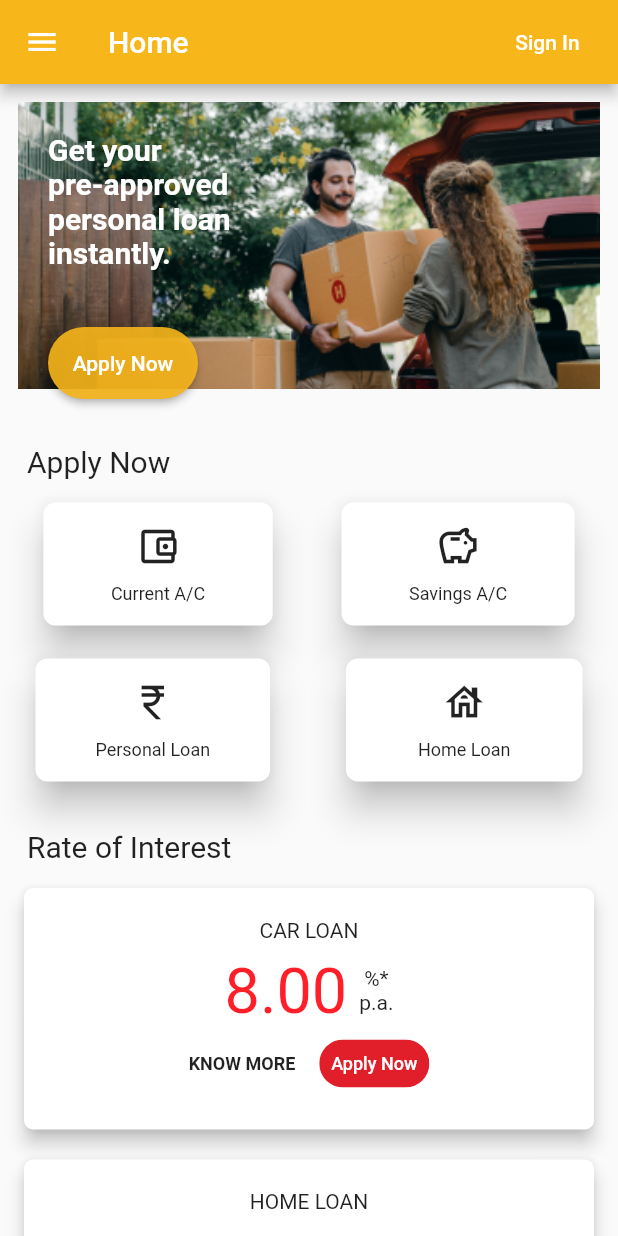
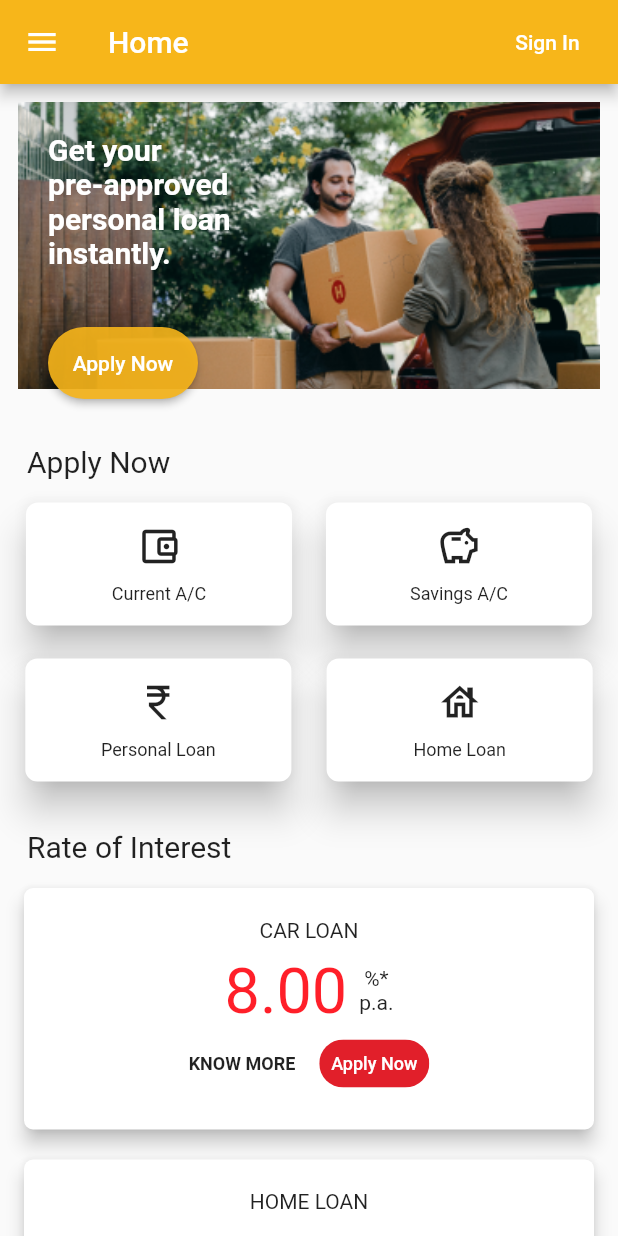
Before and after one commit to vaibhav7779/sardemo, a Flutter app: the screen it shows after launch, on a phone screen of 412 x 824 dp. Run offline on Flutter 3.47's test engine with Material 2 defaults, Android fonts, the phone set to English and light mode, and no system bars; our stand-ins replace cloud_firestore, country_picker, firebase_auth, firebase_core, flutter_breadcrumb, fluttertoast and 2 more; accounts and stored records are empty.

Commit message:
Home Page card size issue is fixed

```diff
--- a/lib/pages/homePage.dart
+++ b/lib/pages/homePage.dart
@@ -112,6 +112,7 @@ class _HomePageState extends State<HomePage> {
                 mainAxisAlignment: MainAxisAlignment.spaceEvenly,
                 children: [
                   SizedBox(
+                    width: MediaQuery.of(context).size.width * 0.45,
                     child: Card(
                       elevation: 10,
                       shape: RoundedRectangleBorder(
@@ -146,6 +147,7 @@ class _HomePageState extends State<HomePage> {
                     width: 12,
                   ),
                   SizedBox(
+                    width: MediaQuery.of(context).size.width * 0.45,
                     child: Card(
                       elevation: 10,
                       shape: RoundedRectangleBorder(
@@ -182,6 +184,7 @@ class _HomePageState extends State<HomePage> {
                 mainAxisAlignment: MainAxisAlignment.spaceAround,
                 children: [
                   SizedBox(
+                    width: MediaQuery.of(context).size.width * 0.45,
                     child: Card(
                       elevation: 10,
                       shape: RoundedRectangleBorder(
@@ -221,6 +224,7 @@ class _HomePageState extends State<HomePage> {
                     width: 12,
                   ),
                   SizedBox(
+                    width: MediaQuery.of(context).size.width * 0.45,
                     child: Card(
                       elevation: 10,
                       shape: RoundedRectangleBorder(
```
